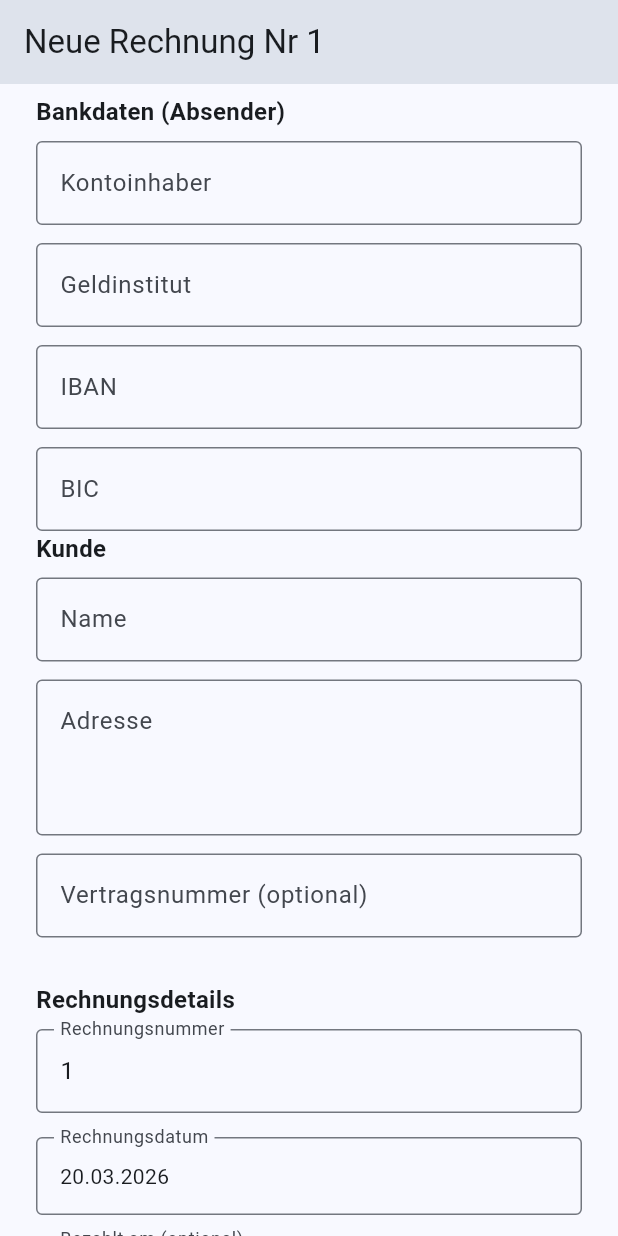
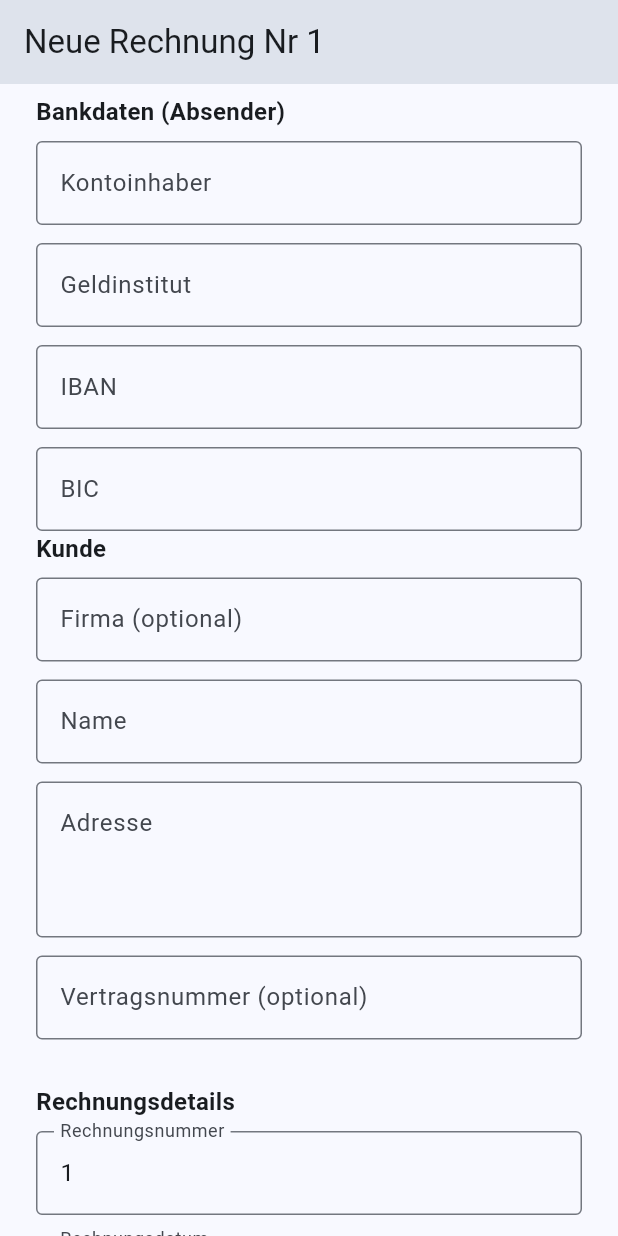
Before and after one commit to riobijanero/invoice_manager, a Flutter app: the InvoiceFormScreen screen opened by its route, scrolled down 576 dp, on a phone screen of 412 x 824 dp. Run offline on Flutter 3.47's test engine with Material 3 defaults, Android fonts, the light colour scheme and no system bars; our stand-ins replace file_picker, flutter_riverpod, freezed_annotation, go_router, pdf, printing; missing offline and left inert: file_selector.

Commit message:
add companyName field to client

```diff
--- a/lib/features/form/client_fields.dart
+++ b/lib/features/form/client_fields.dart
@@ -3,11 +3,13 @@
 class ClientFields extends StatelessWidget {
   const ClientFields({
     super.key,
+    required this.clientCompanyNameController,
     required this.clientNameController,
     required this.clientAddressController,
     required this.contractNumberController,
   });
 
+  final TextEditingController clientCompanyNameController;
   final TextEditingController clientNameController;
   final TextEditingController clientAddressController;
   final TextEditingController contractNumberController;
@@ -22,6 +24,14 @@
           style: TextStyle(fontWeight: FontWeight.bold, fontSize: 16),
         ),
         const SizedBox(height: 8),
+        TextFormField(
+          controller: clientCompanyNameController,
+          decoration: const InputDecoration(
+            labelText: 'Firma (optional)',
+            border: OutlineInputBorder(),
+          ),
+        ),
+        const SizedBox(height: 12),
         TextFormField(
           controller: clientNameController,
           decoration: const InputDecoration(
--- a/lib/features/form/invoice_form_screen.dart
+++ b/lib/features/form/invoice_form_screen.dart
@@ -37,6 +37,7 @@
   late TextEditingController _senderEmail;
   late TextEditingController _senderWebsite;
   late TextEditingController _clientName;
+  late TextEditingController _clientCompanyName;
   late TextEditingController _clientAddress;
   late TextEditingController _contractNumber;
   late TextEditingController _accountHolder;
@@ -72,6 +73,7 @@
     _senderEmail = TextEditingController();
     _senderWebsite = TextEditingController();
     _clientName = TextEditingController();
+    _clientCompanyName = TextEditingController();
     _clientAddress = TextEditingController();
     _contractNumber = TextEditingController();
     _accountHolder = TextEditingController();
@@ -100,6 +102,7 @@
     _senderEmail.dispose();
     _senderWebsite.dispose();
     _clientName.dispose();
+    _clientCompanyName.dispose();
     _clientAddress.dispose();
     _contractNumber.dispose();
     _accountHolder.dispose();
@@ -125,6 +128,7 @@
     _senderWebsite.text = inv.sender.website;
     _ustId.text = inv.sender.ustId;
     _clientName.text = inv.client.name;
+    _clientCompanyName.text = inv.client.companyName;
     _clientAddress.text = inv.client.address;
     _contractNumber.text = inv.contractNumber;
     _accountHolder.text = inv.bankDetails.accountHolder;
@@ -161,6 +165,7 @@
     _senderEmail.text = d.sender.email;
     _senderWebsite.text = d.sender.website;
     _clientName.text = d.client.name;
+    _clientCompanyName.text = d.client.companyName;
     _clientAddress.text = d.client.address;
     _contractNumber.text = d.contractNumber;
     if (d.bankDetails != null) {
@@ -362,6 +367,7 @@
                       );
 
                       final Widget clientFields = ClientFields(
+                        clientCompanyNameController: _clientCompanyName,
                         clientNameController: _clientName,
                         clientAddressController: _clientAddress,
                         contractNumberController: _contractNumber,
@@ -485,6 +491,7 @@
         ustId: _ustId.text.trim(),
       ),
       client: Client(
+        companyName: _clientCompanyName.text.trim(),
         name: _clientName.text.trim(),
         address: _clientAddress.text.trim(),
       ),
@@ -527,6 +534,7 @@
         ustId: _ustId.text.trim(),
       ),
       client: Client(
+        companyName: _clientCompanyName.text.trim(),
         name: _clientName.text.trim(),
         address: _clientAddress.text.trim(),
       ),
```
Also changed, not shown: lib/common/models/client.dart (+7 -3 lines), lib/common/models/client.freezed.dart, lib/common/models/client.g.dart.
